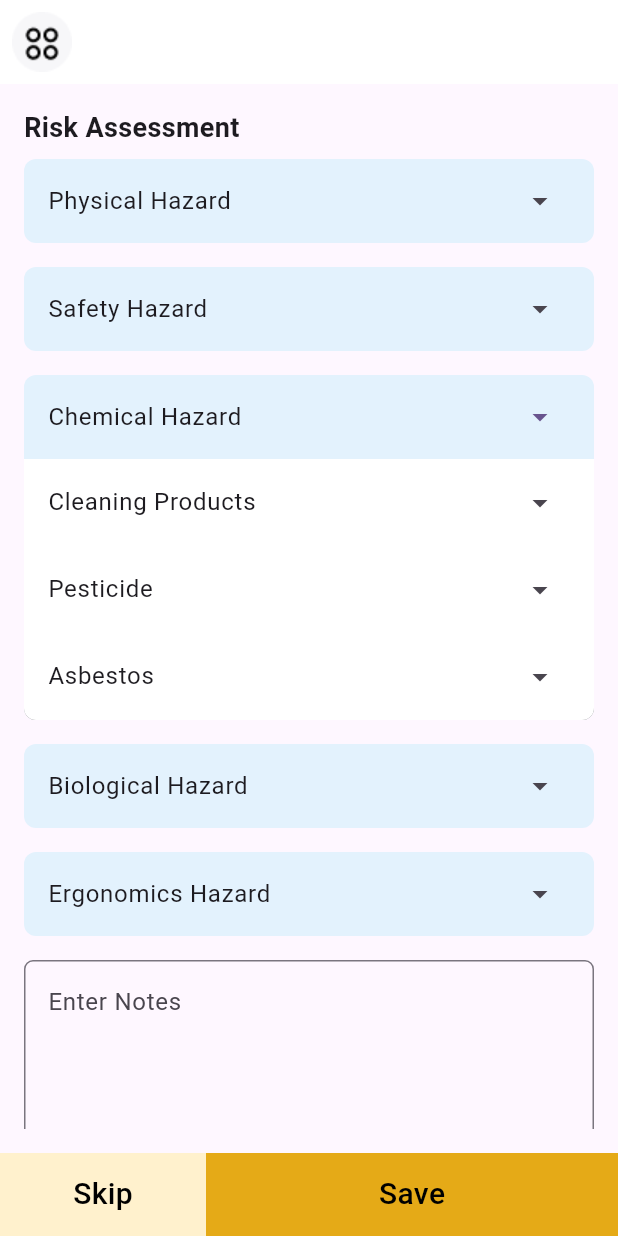
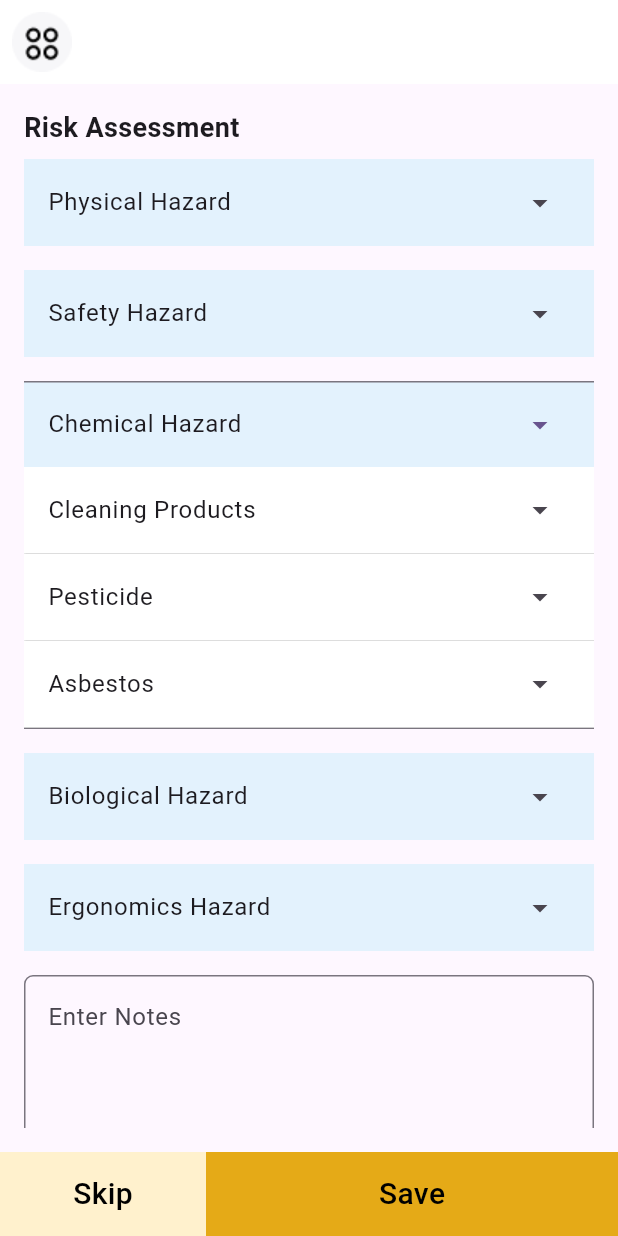
Before and after one commit to mirza-d3x/ufs_test, a Flutter app: the screen it shows after launch, after a tap on "Chemical Hazard", on a phone screen of 412 x 824 dp. Run offline on Flutter 3.47's test engine with Material 3 defaults, Android fonts, the phone set to English and light mode, and no system bars; our stand-ins replace flutter_screenutil.

Commit message:
project completed

```diff
--- a/lib/features/risk_assesment/providers/risk_assesment_provider.dart
+++ b/lib/features/risk_assesment/providers/risk_assesment_provider.dart
@@ -11,6 +11,30 @@ class RiskAssessmentModel extends ChangeNotifier {
   String finalScore = '';
   String noGo = '';
   String notes = '';
+
+  int _openHazardIndex = -1;
+  int _openSubHazardIndex = -1;
+
+  int get openHazardIndex => _openHazardIndex;
+  int get openSubHazardIndex => _openSubHazardIndex;
+
+  void toggleHazardExpansion(int index) {
+    if (_openHazardIndex == index) {
+      _openHazardIndex = -1;
+    } else {
+      _openHazardIndex = index;
+    }
+    notifyListeners();
+  }
+
+  void toggleSubHazardExpansion(int index) {
+    if (_openSubHazardIndex == index) {
+      _openSubHazardIndex = -1;
+    } else {
+      _openSubHazardIndex = index;
+    }
+    notifyListeners();
+  }
 
   void updateSelectedHazard(String? hazard) {
     selectedHazard = hazard;
--- a/lib/features/risk_assesment/ui/risk_assessment_screen.dart
+++ b/lib/features/risk_assesment/ui/risk_assessment_screen.dart
@@ -1,5 +1,4 @@
 import 'package:flutter/material.dart';
-import 'package:flutter_screenutil/flutter_screenutil.dart';
 import 'package:provider/provider.dart';
 import 'package:test_ufs/constants/asset_icons/asset_icons.dart';
 import 'package:test_ufs/features/risk_assesment/providers/risk_assesment_provider.dart';
@@ -31,35 +30,36 @@ class RiskAssessmentScreen extends StatelessWidget {
         backgroundColor: Colors.white,
         elevation: 0,
       ),
-      body: Container(
-        padding: const EdgeInsets.all(16.0),
-        child: Consumer<RiskAssessmentModel>(
-          builder: (context, model, child) {
-            return ListView(
+      body: Consumer<RiskAssessmentModel>(
+        builder: (context, model, child) {
+          return Container(
+            padding: const EdgeInsets.all(16.0),
+            child: ListView(
               children: [
                 const Text(
                   'Risk Assessment',
                   style: TextStyle(fontSize: 18, fontWeight: FontWeight.w700),
                 ),
-                for (var hazard in hazardTypes)
+                for (var i = 0; i < hazardTypes.length; i++)
                   Padding(
                     padding: const EdgeInsets.symmetric(vertical: 8.0),
                     child: ExpansionTile(
+                      key: UniqueKey(),
                       backgroundColor: Colors.blue[50],
                       collapsedBackgroundColor: Colors.blue[50],
-                      title: Text(hazard),
+                      title: Text(hazardTypes[i]),
                       trailing: const Icon(Icons.arrow_drop_down),
-                      shape: RoundedRectangleBorder(
-                        borderRadius: BorderRadius.circular(8.0),
-                        side: BorderSide.none,
-                      ),
-                      collapsedShape: RoundedRectangleBorder(
-                        borderRadius: BorderRadius.circular(8.0),
-                        side: BorderSide.none,
-                      ),
+                      initiallyExpanded: model.openHazardIndex == i,
+                      onExpansionChanged: (expanded) {
+                        if (expanded) {
+                          model.toggleHazardExpansion(i);
+                        } else {
+                          model.toggleHazardExpansion(-1);
+                        }
+                      },
                       children: [
-                        if (hazard == 'Chemical Hazard')
-                          for (var subHazard in chemicalSubHazards)
+                        if (hazardTypes[i] == 'Chemical Hazard')
+                          for (var j = 0; j < chemicalSubHazards.length; j++)
                             Container(
                               decoration: BoxDecoration(
                                 color: Colors.white,
@@ -75,31 +75,27 @@ class RiskAssessmentScreen extends StatelessWidget {
                                 ],
                               ),
                               child: ExpansionTile(
-                                title: Text(subHazard),
+                                key: UniqueKey(),
+                                title: Text(chemicalSubHazards[j]),
                                 backgroundColor: Colors.white,
                                 trailing: const Icon(Icons.arrow_drop_down),
-                                shape: RoundedRectangleBorder(
-                                  borderRadius: BorderRadius.circular(8.0),
-                                  side: BorderSide.none,
-                                ),
+                                initiallyExpanded:
+                                    model.openSubHazardIndex == j,
+                                onExpansionChanged: (expanded) {
+                                  if (expanded) {
+                                    model.toggleSubHazardExpansion(j);
+                                  } else {
+                                    model.toggleSubHazardExpansion(-1);
+                                  }
+                                },
                                 children: [
                                   RiskFormWidget(
                                     model: model,
                                   ),
                                 ],
-                                onExpansionChanged: (expanded) {
-                                  if (expanded) {
-                                    model.updateSelectedSubHazard(subHazard);
-                                  }
-                                },
                               ),
                             ),
                       ],
-                      onExpansionChanged: (expanded) {
-                        if (expanded) {
-                          model.updateSelectedHazard(hazard);
-                        }
-                      },
                     ),
                   ),
                 CustomTextField(
@@ -111,9 +107,9 @@ class RiskAssessmentScreen extends StatelessWidget {
                 ),
                 const SizedBox(height: 16),
               ],
-            );
-          },
-        ),
+            ),
+          );
+        },
       ),
       bottomNavigationBar: Row(
         children: [
@@ -123,7 +119,7 @@ class RiskAssessmentScreen extends StatelessWidget {
               onTap: () {},
               child: Container(
                 alignment: Alignment.center,
-                height: 56.h,
+                height: 56,
                 color: const Color(0xffFFF1CD),
                 child: const Text(
                   'Skip',
@@ -142,7 +138,7 @@ class RiskAssessmentScreen extends StatelessWidget {
               onTap: () {},
               child: Container(
                 alignment: Alignment.center,
-                height: 56.h,
+                height: 56,
                 color: const Color(0xffE5AA17),
                 child: const Text(
                   'Save',
```
